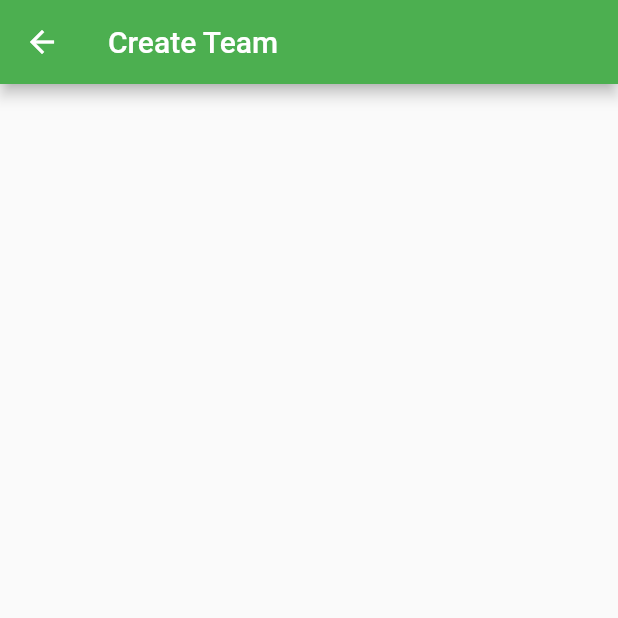
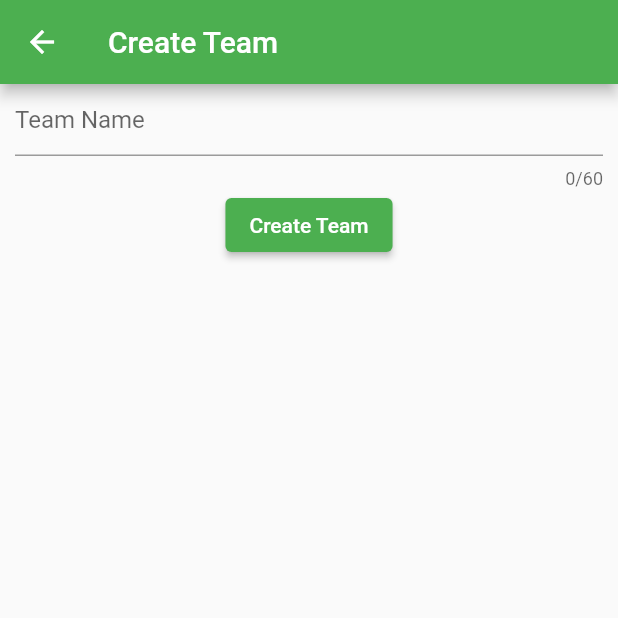
Before and after one commit to Pl4tt/organization-application, a Flutter app: the screen it shows after launch, item 3 of the bottom bar chosen, after a tap on the "group add" icon, on a phone screen of 412 x 824 dp, the top half of it. Run offline on Flutter 3.47's test engine with Material 2 defaults, Android fonts, the phone set to English and light mode, and no system bars; our stand-ins replace shared_preferences.

Commit message:
added team creation functionality

```diff
--- a/frontend/organization_mobile/lib/navigator/teams.dart
+++ b/frontend/organization_mobile/lib/navigator/teams.dart
@@ -16,6 +16,8 @@ class Teams extends StatefulWidget {
 
 class _TeamsState extends State<Teams> {
 
+  void _refreshTeams() {}
+
   @override
   Widget build(BuildContext context) {
     return Scaffold(
@@ -28,7 +30,10 @@ class _TeamsState extends State<Teams> {
             tooltip: "Create Team",
             onPressed: () => Navigator.of(context).push(
               MaterialPageRoute(
-                builder: (context) => CreateTeam(),
+                builder: (context) => CreateTeam(
+                  client: widget.client,
+                  callBackRefresh: _refreshTeams,
+                ),
               )
             ),
           )
--- a/frontend/organization_mobile/lib/teams/create_team.dart
+++ b/frontend/organization_mobile/lib/teams/create_team.dart
@@ -1,19 +1,67 @@
+import 'dart:convert';
+
 import 'package:flutter/material.dart';
+import 'package:http/http.dart' as http;
+import 'package:organization_mobile/urls.dart';
 
-class CreateTeam extends StatefulWidget {
-  const CreateTeam({ Key? key }) : super(key: key);
+class CreateTeam extends StatelessWidget {
+  final http.Client client;
+  final callBackRefresh;
+
+  CreateTeam({
+    Key? key,
+    required this.client,
+    required this.callBackRefresh,
+  }) : super(key: key);
+
+  TextEditingController nameController = new TextEditingController();
+
+  void _createTeam(BuildContext context) async {
+    int ownerId = json.decode((await client.post(
+      getAccountDataUrl,
+      headers: {
+        "Authorization": "Token ${await getToken()}"
+      },
+    )).body)["id"];
+
+    client.post(
+      createTeamUrl,
+      headers: {
+        "Authorization": "Token ${await getToken()}",
+      },
+      body: {
+        "owner_id": ownerId.toString(),
+        "name": nameController.text,
+      }
+    );
+
+    callBackRefresh();
+
+    Navigator.of(context).pop();
+  }
 
   @override
-  _CreateTeamState createState() => _CreateTeamState();
-}
-
-class _CreateTeamState extends State<CreateTeam> {
-  @override
-  Widget build(BuildContext context) {
+  Widget build(BuildContext context){
     return Scaffold(
       appBar: AppBar(
         title: const Text("Create Team"),
       ),
+      body: Column(
+        children: [
+          Padding(
+            padding: const EdgeInsets.only(left: 10, right: 10),
+            child: TextField(
+              controller: nameController,
+              maxLength: 60,
+              decoration: const InputDecoration(
+                hintText: "Team Name",
+              ),
+            ),
+          ),
+          ElevatedButton(onPressed: () => _createTeam(context), child: const Text("Create Team")),
+        ],
+      ),
+      resizeToAvoidBottomInset: false,
     );
   }
 }
--- a/frontend/organization_mobile/lib/urls.dart
+++ b/frontend/organization_mobile/lib/urls.dart
@@ -38,3 +38,7 @@ Uri searchUrl(String query) =>
 
 Uri getUserDataUrl(int id) =>
   Uri.parse("http://10.0.2.2:8000/account/user?user-id=$id");
+
+
+// team urls
+var createTeamUrl = Uri.parse("http://10.0.2.2:8000/teams/create");
```
